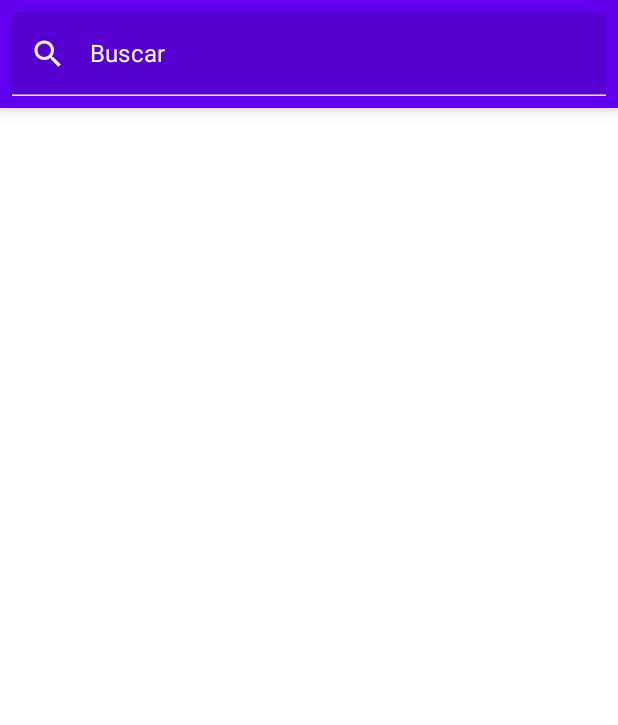
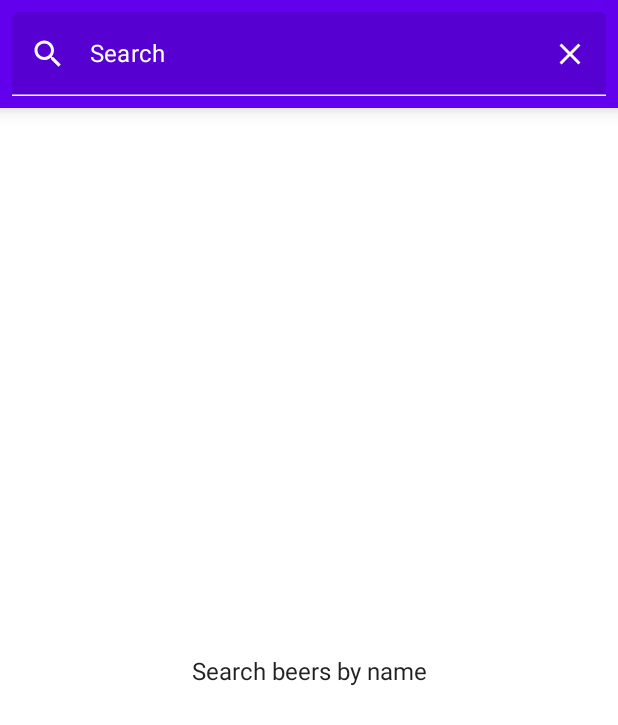
Before and after one commit to alvaromr/mypunkbeers_android, an Android app built with Jetpack Compose: the BeerListScreen screen opened through its navigation route, on a phone screen of 412 x 824 dp. Shown: the top 725 px of the screen. Run offline under Robolectric (Android 15) with nearby library versions, the phone set to English and light mode, and no system bars; our stand-ins replace Dagger/Hilt's generated code.

Commit message:
Add visual improvements and beer image

```diff
--- a/app/src/main/java/com/alvaromr/mypunkbeers/data/local/BeersLocalDataSource.kt
+++ b/app/src/main/java/com/alvaromr/mypunkbeers/data/local/BeersLocalDataSource.kt
@@ -12,5 +12,6 @@ class BeersLocalDataSource @Inject constructor(
 
     }
 
-    fun getById(id: Int): Beer? = Beer(id, "foo", "bar")
+    fun getById(id: Int): Beer? =
+        Beer(id, "foo", "bar", "baz", "https://images.punkapi.com/v2/192.png")
 }
--- a/app/src/main/java/com/alvaromr/mypunkbeers/data/remote/BeersRemoteDataSource.kt
+++ b/app/src/main/java/com/alvaromr/mypunkbeers/data/remote/BeersRemoteDataSource.kt
@@ -9,6 +9,6 @@ class BeersRemoteDataSource @Inject constructor(
 
 ) {
     fun searchByName(name: String): List<Beer> {
-        return Array(25) { Beer(it, name, name) }.toList()
+        return Array(25) { Beer(it, name, name, name, "") }.toList()
     }
 }
--- a/app/src/main/java/com/alvaromr/mypunkbeers/domain/model/Beer.kt
+++ b/app/src/main/java/com/alvaromr/mypunkbeers/domain/model/Beer.kt
@@ -4,4 +4,6 @@ data class Beer (
     val id: Int,
     val name: String,
     val subtitle: String,
+    val description: String,
+    val imageUrl: String
 )
--- a/app/src/main/java/com/alvaromr/mypunkbeers/ui/screen/list/BeerListScreen.kt
+++ b/app/src/main/java/com/alvaromr/mypunkbeers/ui/screen/list/BeerListScreen.kt
@@ -7,11 +7,14 @@ import androidx.compose.foundation.lazy.LazyColumn
 import androidx.compose.foundation.lazy.itemsIndexed
 import androidx.compose.material.*
 import androidx.compose.material.icons.Icons
+import androidx.compose.material.icons.filled.Clear
 import androidx.compose.material.icons.filled.Search
 import androidx.compose.runtime.Composable
+import androidx.compose.ui.Alignment
 import androidx.compose.ui.Modifier
 import androidx.compose.ui.graphics.Color
 import androidx.compose.ui.platform.LocalContext
+import androidx.compose.ui.platform.LocalFocusManager
 import androidx.compose.ui.res.stringResource
 import androidx.compose.ui.unit.dp
 import androidx.hilt.navigation.compose.hiltViewModel
@@ -62,6 +65,11 @@ object BeerListScreen : Screen {
         onValueChange: (String) -> Unit,
         contentColor: Color
     ) {
+        val localFocusManager = LocalFocusManager.current
+        if (value.isEmpty()) {
+            localFocusManager.clearFocus()
+        }
+
         TextField(
             modifier = Modifier
                 .fillMaxWidth()
@@ -79,12 +87,22 @@ object BeerListScreen : Screen {
                     contentDescription = null
                 )
             },
+            trailingIcon = {
+                Icon(
+                    modifier = Modifier.clickable {
+                        onValueChange("")
+                    },
+                    imageVector = Icons.Filled.Clear,
+                    contentDescription = null
+                )
+            },
             singleLine = true,
             colors = TextFieldDefaults.textFieldColors(
                 placeholderColor = contentColor,
                 textColor = contentColor,
                 focusedLabelColor = contentColor,
                 leadingIconColor = contentColor,
+                trailingIconColor = contentColor,
                 unfocusedLabelColor = contentColor,
                 unfocusedIndicatorColor = contentColor
             )
@@ -95,10 +113,22 @@ object BeerListScreen : Screen {
     override fun Content() {
         val viewModel: BeerListViewModel = hiltViewModel()
 
-        BeerList(
-            beers = viewModel.currentState.viewState.beers,
-            onBeerClick = { viewModel.triggerEvent(BeerListContract.Event.BeerClicked(it)) }
-        )
+        val beers = viewModel.currentState.viewState.beers
+        if (beers.isEmpty()) {
+            Box(
+                modifier = Modifier
+                    .fillMaxHeight()
+                    .fillMaxWidth(),
+                contentAlignment = Alignment.Center
+            ) {
+                Text(text = stringResource(id = R.string.nothing_searched_yet))
+            }
+        } else {
+            BeerList(
+                beers = beers,
+                onBeerClick = { viewModel.triggerEvent(BeerListContract.Event.BeerClicked(it)) }
+            )
+        }
     }
 
     @Composable
--- a/app/src/main/res/values/strings.xml
+++ b/app/src/main/res/values/strings.xml
@@ -1,6 +1,7 @@
 <resources>
     <string name="app_name">MyPunkBeers</string>
-    <string name="search">Buscar</string>
-    <string name="back">atrás</string>
-    <string name="generic_error">Ha ocurrido un error...</string>
+    <string name="search">Search</string>
+    <string name="back">back</string>
+    <string name="generic_error">Something went wrong…</string>
+    <string name="nothing_searched_yet">Search beers by name</string>
 </resources>
```
Also changed, not shown: app/src/main/java/com/alvaromr/mypunkbeers/ui/components/BeerImage.kt (added, +32 -0 lines), app/src/main/java/com/alvaromr/mypunkbeers/ui/screen/detail/BeerDetailScreen.kt (+38 -4 lines).
